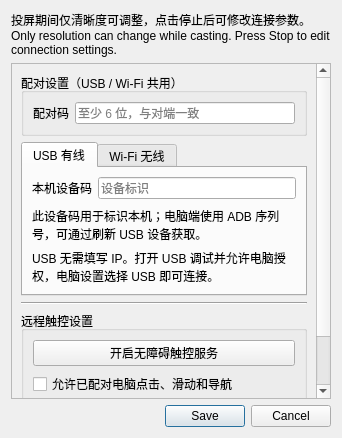
This is Furina/settings.ui in HuTaoUnknow/Fukaros-Furina as Qt 5 draws it before an edit. The edited form follows.
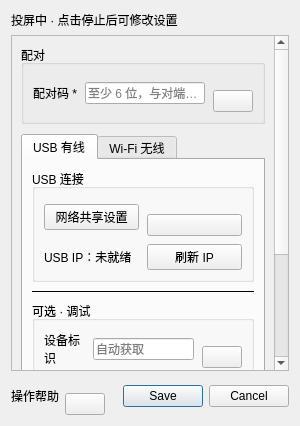
This is the edited form. Custom widgets are drawn as their Qt base class.

```diff
--- a/Furina/settings.ui
+++ b/Furina/settings.ui
@@ -9,8 +9,7 @@
    <item>
     <widget class="QLabel" name="sessionSettingsHint">
      <property name="text">
-      <string>投屏期间仅清晰度可调整，点击停止后可修改连接参数。
-Only resolution can change while casting. Press Stop to edit connection settings.</string>
+      <string>投屏中 · 点击停止后可修改设置</string>
      </property>
      <property name="wordWrap">
       <bool>true</bool>
@@ -27,31 +26,91 @@
      </property>
      <widget class="QWidget" name="settingsContents">
       <layout class="QVBoxLayout" name="settingsLayout">
+       <property name="sizeConstraint">
+        <enum>QLayout::SetMinimumSize</enum>
+       </property>
+       <property name="spacing">
+        <number>10</number>
+       </property>
        <item>
         <widget class="QGroupBox" name="pairingGroup">
          <property name="title">
-          <string>配对设置（USB / Wi-Fi 共用）</string>
+          <string>配对</string>
          </property>
          <layout class="QVBoxLayout" name="pairingGroupLayout">
+          <property name="spacing">
+           <number>8</number>
+          </property>
           <item>
-           <layout class="QFormLayout" name="pairingForm">
-            <item row="0" column="0">
+           <layout class="QHBoxLayout" name="tokenRow">
+            <item>
              <widget class="QLabel" name="tokenLabel">
               <property name="text">
-               <string>配对码</string>
+               <string>配对码 *</string>
               </property>
               <property name="wordWrap">
                <bool>true</bool>
               </property>
              </widget>
             </item>
-            <item row="0" column="1">
+            <item>
              <widget class="QLineEdit" name="token">
               <property name="placeholderText">
                <string>至少 6 位，与对端一致</string>
               </property>
+              <property name="readOnly">
+               <bool>false</bool>
+              </property>
              </widget>
             </item>
+            <item>
+             <layout class="QVBoxLayout" name="pairingHelpLayout">
+              <property name="spacing">
+               <number>0</number>
+              </property>
+              <property name="leftMargin">
+               <number>0</number>
+              </property>
+              <property name="topMargin">
+               <number>0</number>
+              </property>
+              <property name="rightMargin">
+               <number>0</number>
+              </property>
+              <property name="bottomMargin">
+               <number>0</number>
+              </property>
+              <item>
+               <spacer name="pairingHelpSpring">
+                <property name="orientation">
+                 <enum>Qt::Vertical</enum>
+                </property>
+                <property name="sizeType">
+                 <enum>QSizePolicy::Minimum</enum>
+                </property>
+                <property name="sizeHint" stdset="0">
+                 <size>
+                  <width>0</width>
+                  <height>16</height>
+                 </size>
+                </property>
+               </spacer>
+              </item>
+              <item>
+               <widget class="StepHelpButton" name="pairingHelp">
+                <property name="helpTitle" stdset="0">
+                 <string>配对设置</string>
+                </property>
+                <property name="steps" stdset="0">
+                 <string>1. 在平板 Furina 的设置中查看配对码。
+2. 在电脑 Fukaros 填入相同的配对码，至少 6 位。
+3. 保存两端设置，再选择投屏方向并按开始。
+4. 对端点击“同意”后开始投屏。</string>
+                </property>
+               </widget>
+              </item>
+             </layout>
+            </item>
            </layout>
           </item>
          </layout>
@@ -64,50 +123,222 @@
            <string>USB 有线</string>
           </attribute>
           <layout class="QVBoxLayout" name="usbPageLayout">
+           <property name="spacing">
+            <number>8</number>
+           </property>
+           <property name="sizeConstraint">
+            <enum>QLayout::SetMinimumSize</enum>
+           </property>
            <item>
-            <layout class="QFormLayout" name="usbPageForm">
-             <item row="0" column="0">
-              <widget class="QLabel" name="serialLabel">
-               <property name="text">
-                <string>本机设备码</string>
-               </property>
-               <property name="wordWrap">
-                <bool>true</bool>
-               </property>
-              </widget>
-             </item>
-             <item row="0" column="1">
-              <widget class="QLineEdit" name="serial">
-               <property name="placeholderText">
-                <string>设备标识</string>
-               </property>
-               <property name="readOnly">
-                <bool>true</bool>
-               </property>
-              </widget>
-             </item>
-            </layout>
+            <widget class="QGroupBox" name="usbPrimaryGroup">
+             <property name="title">
+              <string>USB 连接</string>
+             </property>
+             <property name="settingsRole" stdset="0">
+              <string>required</string>
+             </property>
+             <layout class="QVBoxLayout" name="usbPrimaryGroupLayout">
+              <property name="spacing">
+               <number>8</number>
+              </property>
+              <item>
+               <layout class="QHBoxLayout" name="usbConnectionActions">
+                <item>
+                 <widget class="QPushButton" name="usbSettings">
+                  <property name="text">
+                   <string>网络共享设置</string>
+                  </property>
+                 </widget>
+                </item>
+                <item>
+                 <layout class="QVBoxLayout" name="usbStepsLayout">
+                  <property name="spacing">
+                   <number>0</number>
+                  </property>
+                  <property name="leftMargin">
+                   <number>0</number>
+                  </property>
+                  <property name="topMargin">
+                   <number>0</number>
+                  </property>
+                  <property name="rightMargin">
+                   <number>0</number>
+                  </property>
+                  <property name="bottomMargin">
+                   <number>0</number>
+                  </property>
+                  <item>
+                   <spacer name="usbStepsSpring">
+                    <property name="orientation">
+                     <enum>Qt::Vertical</enum>
+                    </property>
+                    <property name="sizeType">
+                     <enum>QSizePolicy::Minimum</enum>
+                    </property>
+                    <property name="sizeHint" stdset="0">
+                     <size>
+                      <width>0</width>
+                      <height>16</height>
+                     </size>
+                    </property>
+                   </spacer>
+                  </item>
+                  <item>
+                   <widget class="StepHelpButton" name="usbSteps">
+                    <property name="helpTitle" stdset="0">
+                     <string>USB 操作步骤</string>
+                    </property>
+                    <property name="steps" stdset="0">
+                     <string>1. 接好支持数据传输的 USB 数据线。
+2. 点击“网络共享设置”，在系统设置打开 USB 网络共享。
+3. 返回 Furina，保存设置后按开始。
+4. 电脑选择 USB 网络，填写相同配对码，保存后按开始。
+5. 点击对端同意按钮后开始投屏。
+6. 自动发现失败时点击“刷新 IP”，将 USB IP 填到电脑 USB 页。
+7. 此模式不需要 USB 调试，但仍需要开启 USB 网络共享。</string>
+                    </property>
+                   </widget>
+                  </item>
+                 </layout>
+                </item>
+               </layout>
+              </item>
+              <item>
+               <layout class="QHBoxLayout" name="usbAddressRow">
+                <item>
+                 <widget class="QLabel" name="usbAddresses">
+                  <property name="text">
+                   <string>USB IP：未就绪</string>
+                  </property>
+                  <property name="wordWrap">
+                   <bool>true</bool>
+                  </property>
+                 </widget>
+                </item>
+                <item>
+                 <widget class="QPushButton" name="refreshAddresses">
+                  <property name="text">
+                   <string>刷新 IP</string>
+                  </property>
+                 </widget>
+                </item>
+               </layout>
+              </item>
+             </layout>
+            </widget>
            </item>
            <item>
-            <widget class="QLabel" name="deviceHint">
-             <property name="text">
-              <string>此设备码用于标识本机；电脑端使用 ADB 序列号，可通过刷新 USB 设备获取。</string>
+            <widget class="QFrame" name="usbSeparator">
+             <property name="frameShape">
+              <enum>QFrame::HLine</enum>
              </property>
-             <property name="wordWrap">
-              <bool>true</bool>
+             <property name="frameShadow">
+              <enum>QFrame::Plain</enum>
              </property>
             </widget>
            </item>
            <item>
-            <widget class="QLabel" name="usbHint">
-             <property name="text">
-              <string>USB 无需填写 IP。打开 USB 调试并允许电脑授权，电脑设置选择 USB 即可连接。</string>
+            <widget class="QGroupBox" name="usbDebugGroup">
+             <property name="title">
+              <string>可选 · 调试</string>
              </property>
-             <property name="wordWrap">
-              <bool>true</bool>
+             <property name="settingsRole" stdset="0">
+              <string>optional</string>
              </property>
+             <layout class="QVBoxLayout" name="usbDebugGroupLayout">
+              <property name="spacing">
+               <number>8</number>
+              </property>
+              <item>
+               <layout class="QHBoxLayout" name="serialRow">
+                <item>
+                 <widget class="QLabel" name="serialLabel">
+                  <property name="text">
+                   <string>设备标识</string>
+                  </property>
+                  <property name="wordWrap">
+                   <bool>true</bool>
+                  </property>
+                 </widget>
+                </item>
+                <item>
+                 <widget class="QLineEdit" name="serial">
+                  <property name="placeholderText">
+                   <string>自动获取</string>
+                  </property>
+                  <property name="readOnly">
+                   <bool>true</bool>
+                  </property>
+                  <property name="settingsRole" stdset="0">
+                   <string>optional</string>
+                  </property>
+                 </widget>
+                </item>
+                <item>
+                 <layout class="QVBoxLayout" name="deviceHelpLayout">
+                  <property name="spacing">
+                   <number>0</number>
+                  </property>
+                  <property name="leftMargin">
+                   <number>0</number>
+                  </property>
+                  <property name="topMargin">
+                   <number>0</number>
+                  </property>
+                  <property name="rightMargin">
+                   <number>0</number>
+                  </property>
+                  <property name="bottomMargin">
+                   <number>0</number>
+                  </property>
+                  <item>
+                   <spacer name="deviceHelpSpring">
+                    <property name="orientation">
+                     <enum>Qt::Vertical</enum>
+                    </property>
+                    <property name="sizeType">
+                     <enum>QSizePolicy::Minimum</enum>
+                    </property>
+                    <property name="sizeHint" stdset="0">
+                     <size>
+                      <width>0</width>
+                      <height>16</height>
+                     </size>
+                    </property>
+                   </spacer>
+                  </item>
+                  <item>
+                   <widget class="StepHelpButton" name="deviceHelp">
+                    <property name="helpTitle" stdset="0">
+                     <string>设备标识</string>
+                    </property>
+                    <property name="steps" stdset="0">
+                     <string>此标识自动获取，用于日志识别。
+USB 网络连接只需配对码，无需填写设备标识。
+ADB 兼容模式的序列号由电脑刷新设备获取。</string>
+                    </property>
+                   </widget>
+                  </item>
+                 </layout>
+                </item>
+               </layout>
+              </item>
+             </layout>
             </widget>
            </item>
+           <item>
+            <spacer name="usbPageStretch">
+             <property name="orientation">
+              <enum>Qt::Vertical</enum>
+             </property>
+             <property name="sizeHint" stdset="0">
+              <size>
+               <width>0</width>
+               <height>0</height>
+              </size>
+             </property>
+            </spacer>
+           </item>
           </layout>
          </widget>
          <widget class="QWidget" name="wifiPage">
@@ -115,47 +346,203 @@
            <string>Wi-Fi 无线</string>
           </attribute>
           <layout class="QVBoxLayout" name="wifiPageLayout">
+           <property name="spacing">
+            <number>8</number>
+           </property>
+           <property name="sizeConstraint">
+            <enum>QLayout::SetMinimumSize</enum>
+           </property>
            <item>
-            <layout class="QFormLayout" name="wifiPageForm">
-             <item row="0" column="0">
-              <widget class="QLabel" name="hostLabel">
-               <property name="text">
-                <string>IP 地址（监听）</string>
-               </property>
-               <property name="wordWrap">
-                <bool>true</bool>
-               </property>
-              </widget>
-             </item>
-             <item row="0" column="1">
-              <widget class="QLineEdit" name="host">
-               <property name="placeholderText">
-                <string>0.0.0.0 = 所有本机地址</string>
-               </property>
-              </widget>
-             </item>
-            </layout>
+            <widget class="QGroupBox" name="wifiRequiredGroup">
+             <property name="title">
+              <string>Wi-Fi 连接</string>
+             </property>
+             <property name="settingsRole" stdset="0">
+              <string>required</string>
+             </property>
+             <layout class="QVBoxLayout" name="wifiRequiredGroupLayout">
+              <property name="spacing">
+               <number>8</number>
+              </property>
+              <item>
+               <layout class="QHBoxLayout" name="wifiAddressRow">
+                <item>
+                 <widget class="QLabel" name="addresses">
+                  <property name="text">
+                   <string>本机 IP：未连接</string>
+                  </property>
+                  <property name="wordWrap">
+                   <bool>true</bool>
+                  </property>
+                 </widget>
+                </item>
+                <item>
+                 <layout class="QVBoxLayout" name="wifiStepsLayout">
+                  <property name="spacing">
+                   <number>0</number>
+                  </property>
+                  <property name="leftMargin">
+                   <number>0</number>
+                  </property>
+                  <property name="topMargin">
+                   <number>0</number>
+                  </property>
+                  <property name="rightMargin">
+                   <number>0</number>
+                  </property>
+                  <property name="bottomMargin">
+                   <number>0</number>
+                  </property>
+                  <item>
+                   <spacer name="wifiStepsSpring">
+                    <property name="orientation">
+                     <enum>Qt::Vertical</enum>
+                    </property>
+                    <property name="sizeType">
+                     <enum>QSizePolicy::Minimum</enum>
+                    </property>
+                    <property name="sizeHint" stdset="0">
+                     <size>
+                      <width>0</width>
+                      <height>16</height>
+                     </size>
+                    </property>
+                   </spacer>
+                  </item>
+                  <item>
+                   <widget class="StepHelpButton" name="wifiSteps">
+                    <property name="helpTitle" stdset="0">
+                     <string>Wi-Fi 操作步骤</string>
+                    </property>
+                    <property name="steps" stdset="0">
+                     <string>1. 两端连接同一局域网。
+2. 将此页显示的本机 IP 填到电脑的 Wi-Fi 设置。
+3. 两端配对码相同，保存后在 Furina 按开始。
+4. 电脑选择方向并按开始，待对端点击同意。
+5. 下方监听 IP 默认 0.0.0.0，无需修改。</string>
+                    </property>
+                   </widget>
+                  </item>
+                 </layout>
+                </item>
+               </layout>
+              </item>
+             </layout>
+            </widget>
            </item>
            <item>
-            <widget class="QLabel" name="addresses">
-             <property name="text">
-              <string>本机局域网 IP</string>
+            <widget class="QFrame" name="wifiSeparator">
+             <property name="frameShape">
+              <enum>QFrame::HLine</enum>
              </property>
-             <property name="wordWrap">
-              <bool>true</bool>
+             <property name="frameShadow">
+              <enum>QFrame::Plain</enum>
              </property>
             </widget>
            </item>
            <item>
-            <widget class="QLabel" name="wifiHint">
-             <property name="text">
-              <string>电脑填写本机局域网 IP。默认监听 0.0.0.0，同一服务接受 USB 与 Wi-Fi 连接。</string>
+            <widget class="QGroupBox" name="wifiDebugGroup">
+             <property name="title">
+              <string>可选 · 调试</string>
              </property>
-             <property name="wordWrap">
-              <bool>true</bool>
+             <property name="settingsRole" stdset="0">
+              <string>optional</string>
              </property>
+             <layout class="QVBoxLayout" name="wifiDebugGroupLayout">
+              <property name="spacing">
+               <number>8</number>
+              </property>
+              <item>
+               <layout class="QHBoxLayout" name="hostRow">
+                <item>
+                 <widget class="QLabel" name="hostLabel">
+                  <property name="text">
+                   <string>监听 IP</string>
+                  </property>
+                  <property name="wordWrap">
+                   <bool>true</bool>
+                  </property>
+                 </widget>
+                </item>
+                <item>
+                 <widget class="QLineEdit" name="host">
+                  <property name="placeholderText">
+                   <string>默认 0.0.0.0</string>
+                  </property>
+                  <property name="readOnly">
+                   <bool>false</bool>
+                  </property>
+                  <property name="settingsRole" stdset="0">
+                   <string>optional</string>
+                  </property>
+                 </widget>
+                </item>
+                <item>
+                 <layout class="QVBoxLayout" name="listenHelpLayout">
+                  <property name="spacing">
+                   <number>0</number>
+                  </property>
+                  <property name="leftMargin">
+                   <number>0</number>
+                  </property>
+                  <property name="topMargin">
+                   <number>0</number>
+                  </property>
+                  <property name="rightMargin">
+                   <number>0</number>
+                  </property>
+                  <property name="bottomMargin">
+                   <number>0</number>
+                  </property>
+                  <item>
+                   <spacer name="listenHelpSpring">
+                    <property name="orientation">
+                     <enum>Qt::Vertical</enum>
+                    </property>
+                    <property name="sizeType">
+                     <enum>QSizePolicy::Minimum</enum>
+                    </property>
+                    <property name="sizeHint" stdset="0">
+                     <size>
+                      <width>0</width>
+                      <height>16</height>
+                     </size>
+                    </property>
+                   </spacer>
+                  </item>
+                  <item>
+                   <widget class="StepHelpButton" name="listenHelp">
+                    <property name="helpTitle" stdset="0">
+                     <string>监听 IP（可选）</string>
+                    </property>
+                    <property name="steps" stdset="0">
+                     <string>1. 默认保持 0.0.0.0，同时接受所有本机 IPv4 接口。
+2. 只有调试或限制监听网卡时，才填写本机的指定 IP。
+3. 此字段是平板监听地址，不是电脑 IP。
+4. 使用 USB 页开始时，服务自动监听所有 IPv4 接口。</string>
+                    </property>
+                   </widget>
+                  </item>
+                 </layout>
+                </item>
+               </layout>
+              </item>
+             </layout>
             </widget>
            </item>
+           <item>
+            <spacer name="wifiPageStretch">
+             <property name="orientation">
+              <enum>Qt::Vertical</enum>
+             </property>
+             <property name="sizeHint" stdset="0">
+              <size>
+               <width>0</width>
+               <height>0</height>
+              </size>
+             </property>
+            </spacer>
+           </item>
           </layout>
          </widget>
         </widget>
@@ -166,53 +553,175 @@
           <enum>QFrame::HLine</enum>
          </property>
          <property name="frameShadow">
-          <enum>QFrame::Sunken</enum>
+          <enum>QFrame::Plain</enum>
          </property>
         </widget>
        </item>
        <item>
         <widget class="QGroupBox" name="controlGroup">
          <property name="title">
-          <string>远程触控设置</string>
+          <string>可选 · 远程控制</string>
          </property>
          <layout class="QVBoxLayout" name="controlGroupLayout">
+          <property name="spacing">
+           <number>8</number>
+          </property>
           <item>
-           <widget class="QPushButton" name="accessibility">
-            <property name="text">
-             <string>开启无障碍触控服务</string>
-            </property>
-           </widget>
+           <layout class="QHBoxLayout" name="controlActions">
+            <item>
+             <widget class="QPushButton" name="accessibility">
+              <property name="text">
+               <string>触控授权</string>
+              </property>
+             </widget>
+            </item>
+            <item>
+             <layout class="QVBoxLayout" name="controlHelpLayout">
+              <property name="spacing">
+               <number>0</number>
+              </property>
+              <property name="leftMargin">
+               <number>0</number>
+              </property>
+              <property name="topMargin">
+               <number>0</number>
+              </property>
+              <property name="rightMargin">
+               <number>0</number>
+              </property>
+              <property name="bottomMargin">
+               <number>0</number>
+              </property>
+              <item>
+               <spacer name="controlHelpSpring">
+                <property name="orientation">
+                 <enum>Qt::Vertical</enum>
+                </property>
+                <property name="sizeType">
+                 <enum>QSizePolicy::Minimum</enum>
+                </property>
+                <property name="sizeHint" stdset="0">
+                 <size>
+                  <width>0</width>
+                  <height>16</height>
+                 </size>
+                </property>
+               </spacer>
+              </item>
+              <item>
+               <widget class="StepHelpButton" name="controlHelp">
+                <property name="helpTitle" stdset="0">
+                 <string>远程触控</string>
+                </property>
+                <property name="steps" stdset="0">
+                 <string>1. 仅查看画面无需开启此功能。
+2. 如需电脑操作平板，点击“触控授权”。
+3. 在系统无障碍设置中开启 Furina 远程触控。
+4. 返回并勾选“允许远程控制”，保存设置。
+5. 只有已配对并获同意的投屏连接可以回传操作。</string>
+                </property>
+               </widget>
+              </item>
+             </layout>
+            </item>
+           </layout>
           </item>
           <item>
            <widget class="QCheckBox" name="allowControl">
             <property name="text">
-             <string>允许已配对电脑点击、滑动和导航</string>
+             <string>允许远程控制</string>
             </property>
            </widget>
           </item>
          </layout>
         </widget>
        </item>
-       <item>
-        <widget class="QLabel" name="connectionHint">
-         <property name="text">
-          <string>先配置连接参数并保存，再按开始。投屏开始后点击停止才能改变投屏方式。</string>
-         </property>
-         <property name="wordWrap">
-          <bool>true</bool>
-         </property>
-        </widget>
-       </item>
       </layout>
      </widget>
     </widget>
    </item>
    <item>
-    <widget class="QDialogButtonBox" name="buttonBox">
-     <property name="standardButtons">
-      <set>QDialogButtonBox::Cancel|QDialogButtonBox::Save</set>
-     </property>
-    </widget>
+    <layout class="QHBoxLayout" name="settingsFooter">
+     <item>
+      <widget class="QLabel" name="stepsLabel">
+       <property name="text">
+        <string>操作帮助</string>
+       </property>
+       <property name="wordWrap">
+        <bool>true</bool>
+       </property>
+      </widget>
+     </item>
+     <item>
+      <layout class="QVBoxLayout" name="connectionHelpLayout">
+       <property name="spacing">
+        <number>0</number>
+       </property>
+       <property name="leftMargin">
+        <number>0</number>
+       </property>
+       <property name="topMargin">
+        <number>0</number>
+       </property>
+       <property name="rightMargin">
+        <number>0</number>
+       </property>
+       <property name="bottomMargin">
+        <number>0</number>
+       </property>
+       <item>
+        <spacer name="connectionHelpSpring">
+         <property name="orientation">
+          <enum>Qt::Vertical</enum>
+         </property>
+         <property name="sizeType">
+          <enum>QSizePolicy::Minimum</enum>
+         </property>
+         <property name="sizeHint" stdset="0">
+          <size>
+           <width>0</width>
+           <height>16</height>
+          </size>
+         </property>
+        </spacer>
+       </item>
+       <item>
+        <widget class="StepHelpButton" name="connectionHelp">
+         <property name="helpTitle" stdset="0">
+          <string>开始 / 停止</string>
+         </property>
+         <property name="steps" stdset="0">
+          <string>1. 先填写绿色区域，并保存设置；黄色区域通常可保留默认值。
+2. 主界面选择分享或获取屏幕，再选择复制/扩展和清晰度。
+3. 点击 ▶ 开始，转圈时等待连接和对端同意。
+4. 连接后点击 ‖ 停止，两端同步停止。
+5. 投屏期间仅清晰度可修改，要更换方向或连接参数，请先停止。</string>
+         </property>
+        </widget>
+       </item>
+      </layout>
+     </item>
+     <item>
+      <spacer name="settingsFooterStretch">
+       <property name="orientation">
+        <enum>Qt::Horizontal</enum>
+       </property>
+       <property name="sizeHint" stdset="0">
+        <size>
+         <width>12</width>
+         <height>0</height>
+        </size>
+       </property>
+      </spacer>
+     </item>
+     <item>
+      <widget class="QDialogButtonBox" name="buttonBox">
+       <property name="standardButtons">
+        <set>QDialogButtonBox::Cancel|QDialogButtonBox::Save</set>
+       </property>
+      </widget>
+     </item>
+    </layout>
    </item>
   </layout>
  </widget>
@@ -231,4 +740,11 @@
    <slot>reject()</slot>
   </connection>
  </connections>
+ <customwidgets>
+  <customwidget>
+   <class>StepHelpButton</class>
+   <extends>QPushButton</extends>
+   <header>settings_support.h</header>
+  </customwidget>
+ </customwidgets>
 </ui>
```
Left out of the diff: 2 changed lines with no effect on the pictures.
